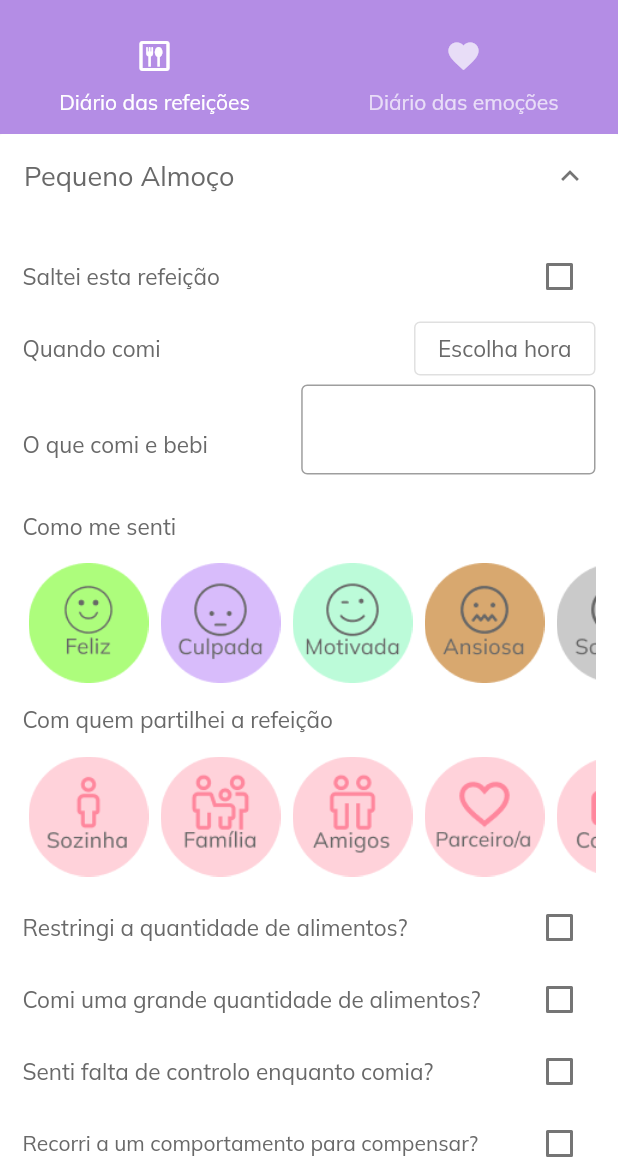
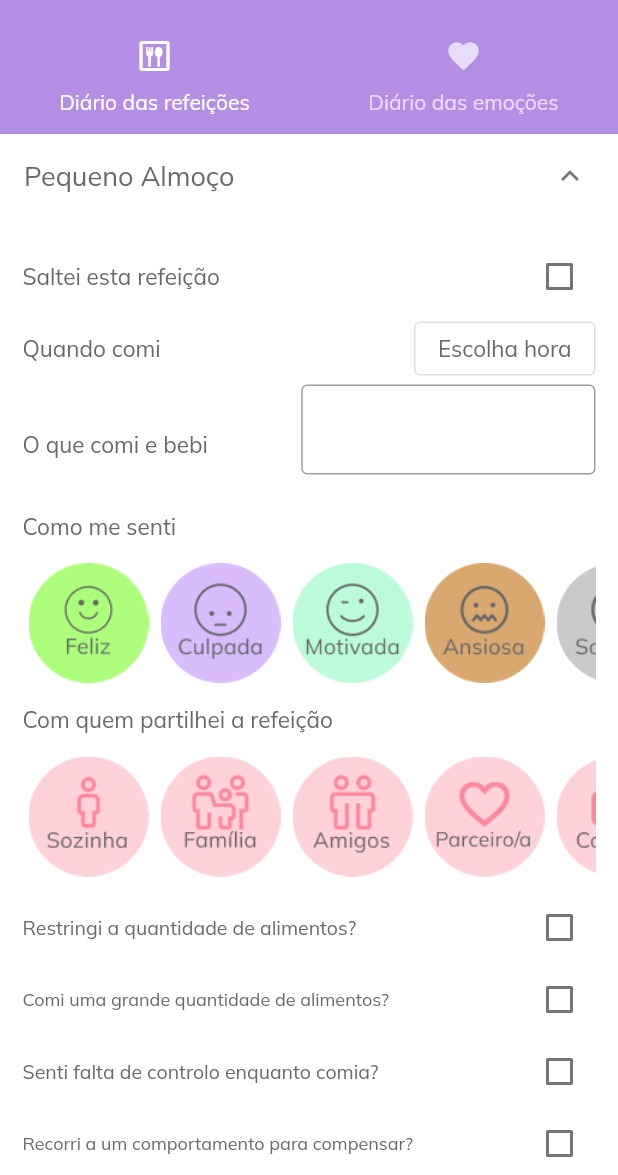
Before and after one commit to MartaMariz/PI_PCAs, a Flutter app: the AddRecord screen opened directly, after a tap on "Pequeno Almoço", on a phone screen of 412 x 824 dp, the part 61-1236 px from its top. Run offline on Flutter 3.47's test engine with Material 2 defaults, Android fonts, the phone set to English and light mode, and no system bars; our stand-ins replace audioplayers, cloud_firestore, firebase_auth, firebase_core, firebase_messaging, flutter_local_notifications and 2 more; accounts and stored records are empty.

Commit message:
Minor fixes

```diff
--- a/lib/view/widgets/meal_card.dart
+++ b/lib/view/widgets/meal_card.dart
@@ -303,7 +303,7 @@ class _MealCardState extends State<MealCard>{
                 Row(
                   children: [
                     const Text("Restringi a quantidade de alimentos?",
-                      style: TextStyle(color: textGrayColor, fontSize: 15)
+                      style: TextStyle(color: textGrayColor, fontSize: 13)
                       ,),
                     const Spacer(),
                     Checkbox(value: restrict,
@@ -315,7 +315,7 @@ class _MealCardState extends State<MealCard>{
                 Row(
                   children: [
                     const Text("Comi uma grande quantidade de alimentos?",
-                      style: TextStyle(color: textGrayColor, fontSize: 15)
+                      style: TextStyle(color: textGrayColor, fontSize: 12)
                       ,),
                     const Spacer(),
                     Checkbox(value: quantity,
@@ -327,7 +327,7 @@ class _MealCardState extends State<MealCard>{
                 Row(
                   children: [
                     const Text("Senti falta de controlo enquanto comia?",
-                      style: TextStyle(color: textGrayColor, fontSize: 15)
+                      style: TextStyle(color: textGrayColor, fontSize: 13)
                       ,),
                     const Spacer(),
                     Checkbox(value: control,
@@ -339,7 +339,7 @@ class _MealCardState extends State<MealCard>{
                 Row(
                   children: [
                     const Text("Recorri a um comportamento para compensar?",
-                      style: TextStyle(color: textGrayColor, fontSize: 14)
+                      style: TextStyle(color: textGrayColor, fontSize: 12)
                       ,),
                     const Spacer(),
                     Checkbox(value: behaviour,
--- a/pubspec.yaml
+++ b/pubspec.yaml
@@ -82,6 +82,7 @@ flutter:
   # To add assets to your application, add an assets section, like this:
   assets:
     - lib/assets/images/
+    - lub/assets/images/contents/
     - lib/assets/audios/
 
   # An image asset can refer to one or more resolution-specific "variants", see
```
